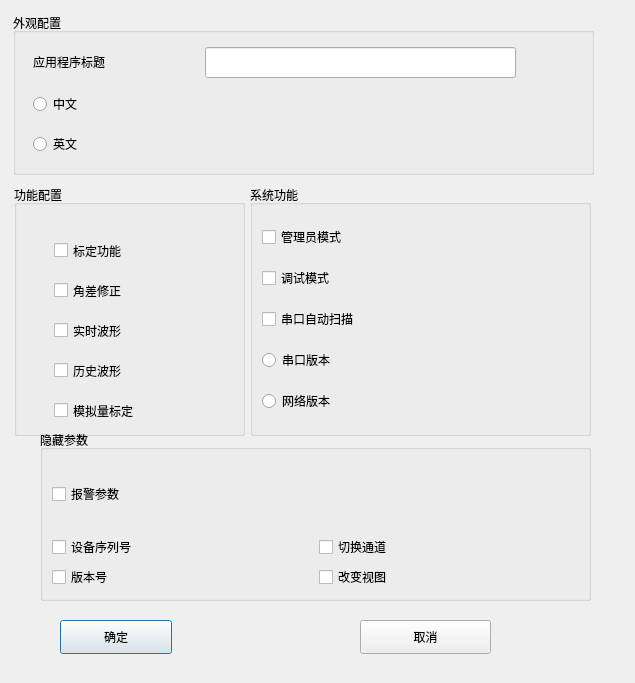
Old version of the form dialogconfig.ui in the repository byteman/WFace.
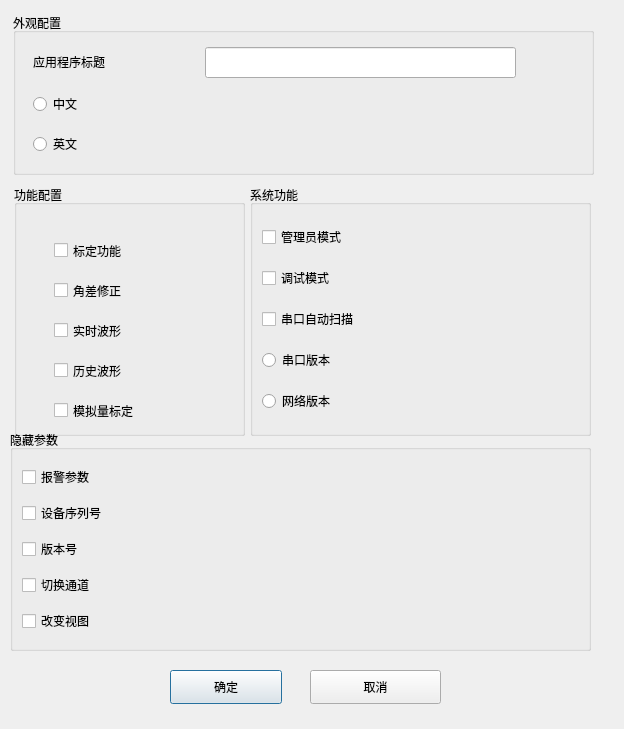
New version of the form.

Commit message: 支持界面可配置

What changed in the file:
```diff
--- a/dialogconfig.ui
+++ b/dialogconfig.ui
@@ -6,8 +6,8 @@
    <rect>
     <x>0</x>
     <y>0</y>
-    <width>635</width>
-    <height>683</height>
+    <width>624</width>
+    <height>729</height>
    </rect>
   </property>
   <property name="windowTitle">
@@ -212,8 +212,8 @@
   <widget class="QPushButton" name="btnOk">
    <property name="geometry">
     <rect>
-     <x>60</x>
-     <y>620</y>
+     <x>170</x>
+     <y>670</y>
      <width>112</width>
      <height>34</height>
     </rect>
@@ -225,8 +225,8 @@
   <widget class="QPushButton" name="btnCancel">
    <property name="geometry">
     <rect>
-     <x>360</x>
-     <y>620</y>
+     <x>310</x>
+     <y>670</y>
      <width>131</width>
      <height>34</height>
     </rect>
@@ -238,46 +238,46 @@
   <widget class="QGroupBox" name="groupBox_4">
    <property name="geometry">
     <rect>
-     <x>40</x>
+     <x>10</x>
      <y>430</y>
-     <width>551</width>
-     <height>171</height>
+     <width>581</width>
+     <height>221</height>
     </rect>
    </property>
    <property name="title">
     <string>隐藏参数</string>
    </property>
-   <layout class="QGridLayout" name="gridLayout">
-    <item row="7" column="0">
-     <widget class="QCheckBox" name="chkCalib_5">
-      <property name="text">
-       <string>版本号</string>
-      </property>
-     </widget>
-    </item>
-    <item row="5" column="0">
-     <widget class="QCheckBox" name="chkCalib_3">
-      <property name="text">
-       <string>设备序列号</string>
-      </property>
-     </widget>
-    </item>
-    <item row="0" column="0" rowspan="3" colspan="2">
-     <widget class="QCheckBox" name="chkCalib_2">
+   <layout class="QVBoxLayout" name="verticalLayout_2">
+    <item>
+     <widget class="QCheckBox" name="chkAlarm">
       <property name="text">
        <string>报警参数</string>
       </property>
      </widget>
     </item>
-    <item row="5" column="1">
-     <widget class="QCheckBox" name="chkCalib_4">
+    <item>
+     <widget class="QCheckBox" name="chkSerial">
+      <property name="text">
+       <string>设备序列号</string>
+      </property>
+     </widget>
+    </item>
+    <item>
+     <widget class="QCheckBox" name="chkVersion">
+      <property name="text">
+       <string>版本号</string>
+      </property>
+     </widget>
+    </item>
+    <item>
+     <widget class="QCheckBox" name="chkChannel">
       <property name="text">
        <string>切换通道</string>
       </property>
      </widget>
     </item>
-    <item row="7" column="1">
-     <widget class="QCheckBox" name="chkCalib_6">
+    <item>
+     <widget class="QCheckBox" name="chkView">
       <property name="text">
        <string>改变视图</string>
       </property>
```
